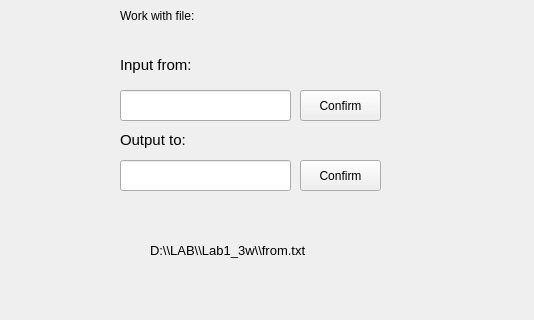
This is ms_window.ui in EverlaststingRolich/Lab1_3 as Qt 5 draws it before an edit; both pictures show x 200 to 734 and y 250 to 570 of the 734 by 570 pixel window. The edited form follows.
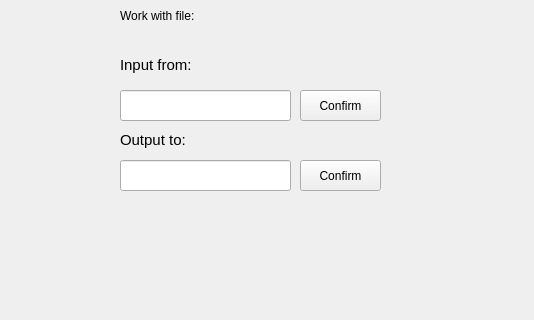
This is the edited form.

```diff
--- a/ms_window.ui
+++ b/ms_window.ui
@@ -268,19 +268,6 @@
     <string>Confirm</string>
    </property>
   </widget>
-  <widget class="QLabel" name="label_9">
-   <property name="geometry">
-    <rect>
-     <x>350</x>
-     <y>480</y>
-     <width>181</width>
-     <height>41</height>
-    </rect>
-   </property>
-   <property name="text">
-    <string>&lt;html&gt;&lt;head/&gt;&lt;body&gt;&lt;p&gt;&lt;span style=&quot; font-size:10pt;&quot;&gt;D:\\LAB\\Lab1_3w\\from.txt&lt;/span&gt;&lt;/p&gt;&lt;/body&gt;&lt;/html&gt;</string>
-   </property>
-  </widget>
  </widget>
  <resources/>
  <connections/>
```
